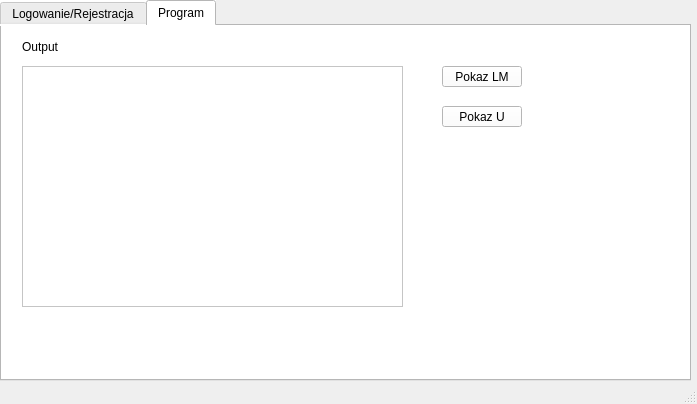
Wasgo097/System_programming_Project, file mainwindow.ui: the form before one commit.
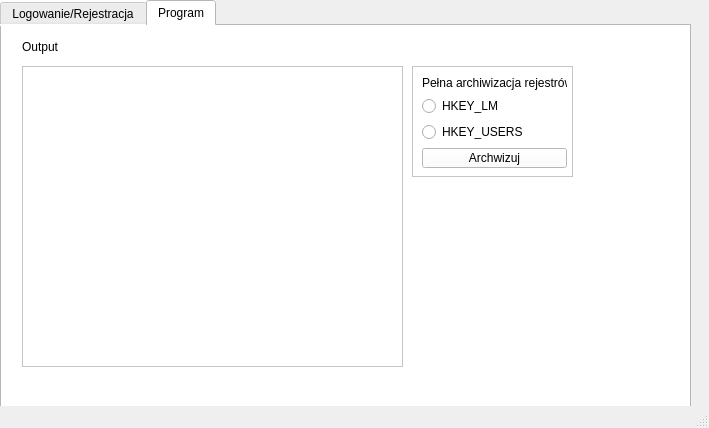
The form after the commit. The open tabs and pages were chosen to show the change.

The edit to the form file:
```diff
--- a/mainwindow.ui
+++ b/mainwindow.ui
@@ -6,8 +6,8 @@
    <rect>
     <x>0</x>
     <y>0</y>
-    <width>697</width>
-    <height>404</height>
+    <width>709</width>
+    <height>428</height>
    </rect>
   </property>
   <property name="windowTitle">
@@ -20,7 +20,7 @@
       <x>0</x>
       <y>0</y>
       <width>691</width>
-      <height>381</height>
+      <height>411</height>
      </rect>
     </property>
     <layout class="QGridLayout" name="gridLayout">
@@ -157,7 +157,7 @@
            <x>20</x>
            <y>40</y>
            <width>381</width>
-           <height>241</height>
+           <height>301</height>
           </rect>
          </property>
         </widget>
@@ -174,31 +174,61 @@
           <string>Output</string>
          </property>
         </widget>
-        <widget class="QPushButton" name="pushButton">
+        <widget class="QFrame" name="frame">
          <property name="geometry">
           <rect>
-           <x>440</x>
+           <x>410</x>
            <y>40</y>
-           <width>80</width>
-           <height>21</height>
+           <width>161</width>
+           <height>111</height>
           </rect>
          </property>
-         <property name="text">
-          <string>Pokaz LM</string>
+         <property name="frameShape">
+          <enum>QFrame::StyledPanel</enum>
          </property>
-        </widget>
-        <widget class="QPushButton" name="pushButton_2">
-         <property name="geometry">
-          <rect>
-           <x>440</x>
-           <y>80</y>
-           <width>80</width>
-           <height>21</height>
-          </rect>
+         <property name="frameShadow">
+          <enum>QFrame::Raised</enum>
          </property>
-         <property name="text">
-          <string>Pokaz U</string>
-         </property>
+         <widget class="QWidget" name="verticalLayoutWidget">
+          <property name="geometry">
+           <rect>
+            <x>10</x>
+            <y>10</y>
+            <width>145</width>
+            <height>92</height>
+           </rect>
+          </property>
+          <layout class="QVBoxLayout" name="verticalLayout_3">
+           <item>
+            <widget class="QLabel" name="label_6">
+             <property name="text">
+              <string>Pełna archiwizacja rejestrów</string>
+             </property>
+            </widget>
+           </item>
+           <item>
+            <widget class="QRadioButton" name="hkey_lm">
+             <property name="text">
+              <string>HKEY_LM</string>
+             </property>
+            </widget>
+           </item>
+           <item>
+            <widget class="QRadioButton" name="hkey_u">
+             <property name="text">
+              <string>HKEY_USERS</string>
+             </property>
+            </widget>
+           </item>
+           <item>
+            <widget class="QPushButton" name="full_archive">
+             <property name="text">
+              <string>Archwizuj</string>
+             </property>
+            </widget>
+           </item>
+          </layout>
+         </widget>
         </widget>
        </widget>
       </widget>
```
Left out of the diff: 6 changed lines with no effect on the pictures.
